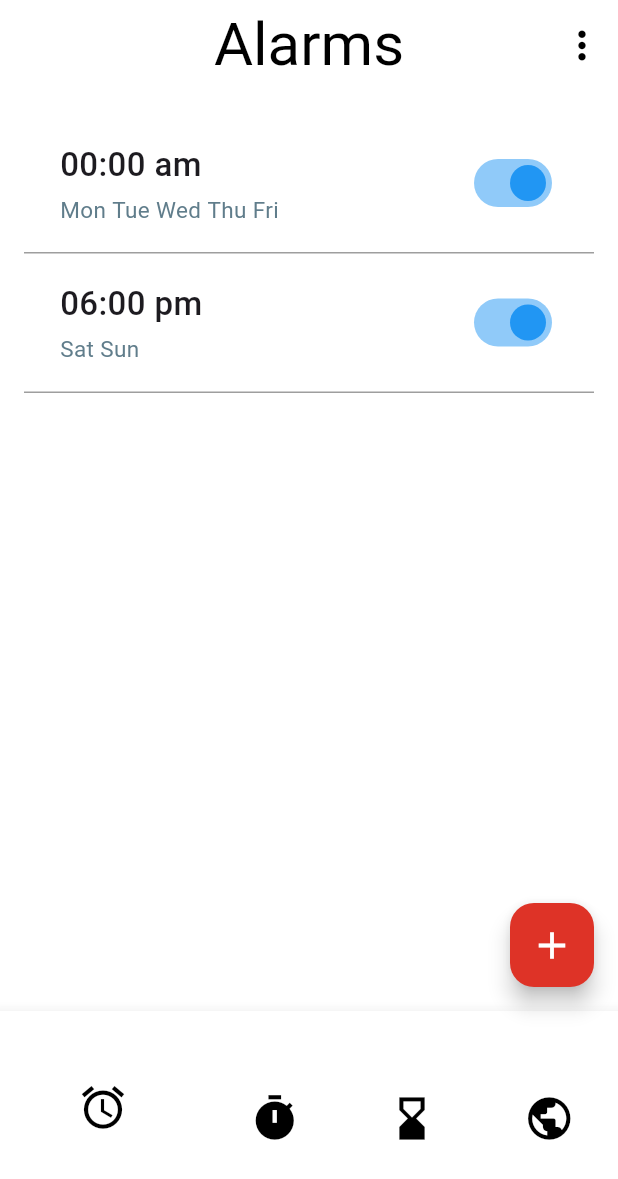
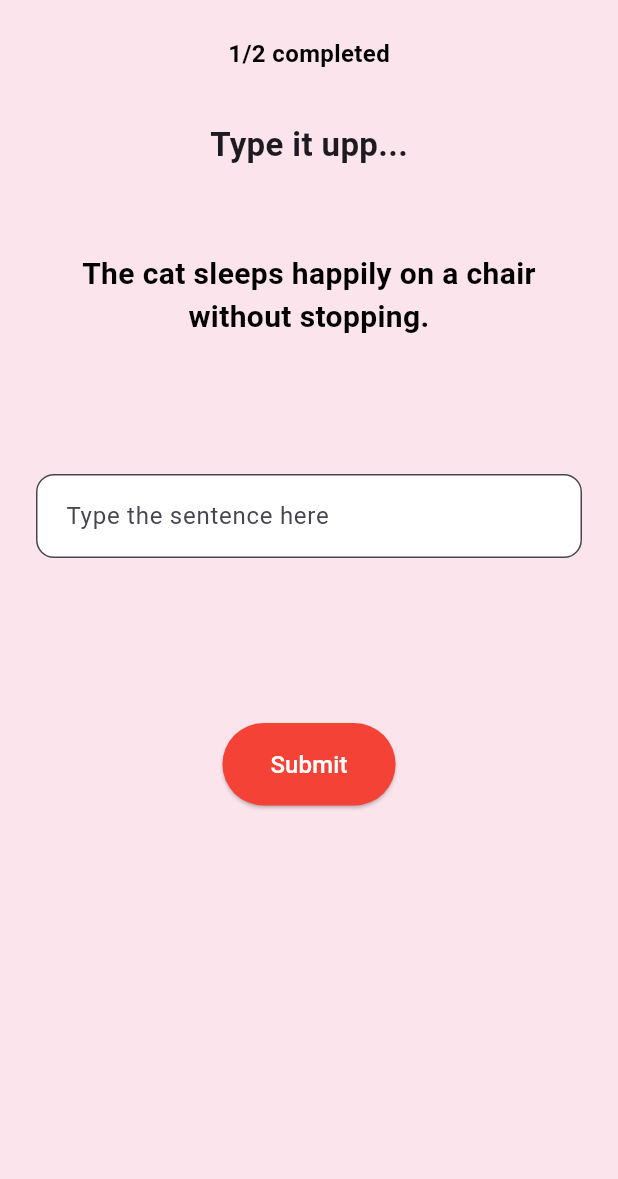
Before and after one commit to ArchitJain2702/Wake-Up, a Flutter app: the screen it shows after launch, on a phone screen of 412 x 824 dp. Shown: the top 1179 px of the screen. Run offline on Flutter 3.47's test engine with Material 3 defaults, Android fonts, the phone set to English and light mode, and no system bars; our stand-ins replace audioplayers, flutter_local_notifications, google_fonts, timezone; missing offline and left inert: alarm; Roboto replaces fonts that are missing (RobotoMono).

Commit message:
arranged the alarm setup and made 2 challenges

```diff
--- a/lib/main.dart
+++ b/lib/main.dart
@@ -1,7 +1,17 @@
 import 'package:flutter/material.dart';
+import 'package:flutter_local_notifications/flutter_local_notifications.dart';
 import 'package:wakeup/screens/alarm/alarmlistscreen.dart';
 import 'package:timezone/data/latest.dart' as tz;
 import 'package:alarm/alarm.dart';
+import 'package:wakeup/screens/alarm/editalar.dart';
+import 'package:wakeup/screens/alarm/setalarm.dart';
+import 'package:wakeup/screens/stopwatch/StopWatchScreen.dart';
+import 'package:wakeup/screens/tasks/maths.dart';
+import 'package:wakeup/screens/tasks/typing.dart';
+
+final FlutterLocalNotificationsPlugin flutterlocalnotificationplugin =
+    FlutterLocalNotificationsPlugin();
+final GlobalKey<NavigatorState> navigatorKey = GlobalKey<NavigatorState>();
 
 void main() async {
   tz.initializeTimeZones();
@@ -19,7 +29,55 @@ class ClockApp extends StatelessWidget {
     return MaterialApp(
       title: 'Clock App',
       debugShowCheckedModeBanner: false,
-      home: AlarmListScreen(),
+      navigatorKey: navigatorKey,
+      home: AlarmHomeWrapper(),
     );
   }
 }
+
+class AlarmHomeWrapper extends StatefulWidget {
+  @override
+  State<AlarmHomeWrapper> createState() => AlarmHomeWrapperState();
+}
+
+class AlarmHomeWrapperState extends State<AlarmHomeWrapper>
+    with WidgetsBindingObserver {
+  @override
+  void initState() {
+    super.initState();
+    WidgetsBinding.instance.addObserver(this); // Add observer
+    _checkForRingingAlarm(); // Don't use 'await' here, and don't make initState async
+  }
+
+  @override
+  void dispose() {
+    WidgetsBinding.instance.removeObserver(this); // Clean up
+    super.dispose();
+  }
+
+  @override
+  void didChangeAppLifecycleState(AppLifecycleState state) {
+    if (state == AppLifecycleState.resumed) {
+      _checkForRingingAlarm(); // When app resumes, check again
+    }
+  }
+
+  Future<void> _checkForRingingAlarm() async {
+    final ringing = await Alarm.isRinging();
+    if (ringing == true) {
+      WidgetsBinding.instance.addPostFrameCallback((_) {
+        Navigator.of(context).push(
+          MaterialPageRoute(
+            builder: (context) =>
+                SentenceTypingChallengeScreen(totalQuestions: 2),
+          ),
+        );
+      });
+    }
+  }
+
+  @override
+  Widget build(BuildContext context) {
+    return SentenceTypingChallengeScreen(totalQuestions: 2);
+  }
+}
--- a/lib/screens/alarm/setalarm.dart
+++ b/lib/screens/alarm/setalarm.dart
@@ -233,6 +233,7 @@ class SetAlarmState extends State<SetAlarm> {
                       days: selectedDays,
                       ampm: ampm,
                       isActive: true,
+                      challenges: true
                     ));
                     Navigator.pop(context); // You handle saving
                   }, // You handle saving
--- /dev/null
+++ b/lib/screens/tasks/typing.dart
@@ -0,0 +1,165 @@
+import 'dart:math';
+import 'package:alarm/alarm.dart';
+import 'package:flutter/material.dart';
+
+class SentenceTypingChallengeScreen extends StatefulWidget {
+  final int totalQuestions;
+
+  const SentenceTypingChallengeScreen({
+    super.key,
+    required this.totalQuestions,
+  });
+
+  @override
+  State<SentenceTypingChallengeScreen> createState() => _SentenceTypingChallengeScreenState();
+}
+
+class _SentenceTypingChallengeScreenState extends State<SentenceTypingChallengeScreen> {
+  final TextEditingController _sentenceController = TextEditingController();
+  late String targetSentence;
+  int currentQuestion = 1;
+
+  @override
+  void initState() {
+    super.initState();
+    targetSentence = generateRandomSentence();
+  }
+
+  @override
+  Widget build(BuildContext context) {
+    return Scaffold(
+      backgroundColor: Colors.pink.shade50,
+      body: SafeArea(
+        child: Padding(
+          padding: const EdgeInsets.symmetric(horizontal: 24.0, vertical: 16),
+          child: Column(
+            crossAxisAlignment: CrossAxisAlignment.start,
+            children: [
+              const SizedBox(height: 8),
+
+              // Progress text
+              Center(
+                child: Text(
+                  '$currentQuestion/${widget.totalQuestions} completed',
+                  style: const TextStyle(
+                    fontSize: 16,
+                    fontWeight: FontWeight.w600,
+                    color: Colors.black,
+                  ),
+                ),
+              ),
+
+              const SizedBox(height: 34),
+
+              // Title
+              const Center(
+                child: Text(
+                  "Type it upp...",
+                  style: TextStyle(fontSize: 22, fontWeight: FontWeight.bold),
+                ),
+              ),
+
+              const SizedBox(height: 16),
+
+              // Subtitle
+
+              const SizedBox(height: 40),
+
+              // Sentence to type
+              Center(
+                child: Text(
+                  targetSentence,
+                  textAlign: TextAlign.center,
+                  style: const TextStyle(
+                    fontSize: 20,
+                    fontWeight: FontWeight.w600,
+                    color: Colors.black,
+                  ),
+                ),
+              ),
+
+              const SizedBox(height: 90),
+
+              // Input field
+              TextField(
+                controller: _sentenceController,
+                minLines: 1,
+                maxLines: 5,
+                autocorrect: false,
+                textCapitalization: TextCapitalization.none,
+                decoration: InputDecoration(
+                  hintText: "Type the sentence here",
+                  filled: true,
+                  fillColor: Colors.white,
+                  contentPadding: const EdgeInsets.symmetric(horizontal: 16, vertical: 16),
+                  border: OutlineInputBorder(
+                    borderRadius: BorderRadius.circular(12),
+                    borderSide: const BorderSide(color: Colors.black12),
+                  ),
+                ),
+              ),
+
+              const SizedBox(height: 110),
+
+              // Submit button
+              Center(
+                child: ElevatedButton(
+                  style: ElevatedButton.styleFrom(
+                    backgroundColor: Colors.red,
+                    padding: const EdgeInsets.symmetric(horizontal: 32, vertical: 16),
+                    shape: RoundedRectangleBorder(
+                      borderRadius: BorderRadius.circular(30),
+                    ),
+                  ),
+                  onPressed: _handleSubmit,
+                  child: const Text(
+                    "Submit",
+                    style: TextStyle(fontSize: 16, color: Colors.white),
+                  ),
+                ),
+              ),
+            ],
+          ),
+        ),
+      ),
+    );
+  }
+
+  void _handleSubmit() {
+    if (_sentenceController.text.trim() == targetSentence.trim()) {
+      setState(() {
+        currentQuestion++;
+        if (currentQuestion <= widget.totalQuestions) {
+          targetSentence = generateRandomSentence();
+          _sentenceController.clear();
+        } else {
+          ScaffoldMessenger.of(context).showSnackBar(
+            const SnackBar(content: Text("Well done! Alarm dismissed.")),
+          );
+          Alarm.stopAll();
+          Navigator.pop(context);
+        }
+      });
+    } else {
+      ScaffoldMessenger.of(context).showSnackBar(
+        const SnackBar(content: Text("Incorrect. Please type exactly as shown.")),
+      );
+    }
+  }
+
+  String generateRandomSentence() {
+    final random = Random();
+
+    final subjects = ['The cat', 'A boy', 'My dog', 'An artist', 'The robot'];
+    final verbs = ['jumps', 'runs', 'sleeps', 'writes', 'eats'];
+    final adjectives = ['quickly', 'quietly', 'gracefully', 'happily', 'suddenly'];
+    final objects = ['on the bed', 'over the wall', 'in the room', 'under the tree', 'on a chair'];
+    final endings = ['every day.', 'without stopping.', 'before lunch.', 'in summer.', 'for fun.'];
+
+    return "${subjects[random.nextInt(subjects.length)]} "
+           "${verbs[random.nextInt(verbs.length)]} "
+           "${adjectives[random.nextInt(adjectives.length)]} "
+           "${objects[random.nextInt(objects.length)]} "
+           "${endings[random.nextInt(endings.length)]}";
+  }
+}
--- a/lib/setting/onemoretryonflutternotification.dart
+++ b/lib/setting/onemoretryonflutternotification.dart
@@ -2,42 +2,12 @@ import 'package:alarm/alarm.dart';
 import 'package:flutter/material.dart';
 import 'package:flutter/services.dart';
 import 'package:timezone/timezone.dart' as tz;
+
 final kolkata = tz.getLocation('Asia/Kolkata');
 
-
-final tz.TZDateTime nextseven = tz.TZDateTime.from(
-  DateTime.now().add(Duration(seconds: 3)),
-  kolkata
-);
-final specifieddate = tz.TZDateTime(
-  kolkata,      // or tz.getLocation('Asia/Kolkata') if needed
-  2025,          // year
-  7,             // month (July)
-  24,            // day
-  18,             // hour (1 AM)
-  48,            // minute
-);
-
-final alarmSettings = AlarmSettings(
-  id: 42,
-  dateTime: specifieddate,
-  assetAudioPath: 'assets/audio/alarm2.mp3',
-  loopAudio: true,
-  vibrate: true,
-
-  androidFullScreenIntent: true,
-  volumeSettings: VolumeSettings.fade(
-    volume: 0.8,
-    fadeDuration: Duration(seconds: 5),
-    volumeEnforced: true,
-  ),
-  notificationSettings: const NotificationSettings(
-    title: 'This is the title',
-    body: 'This is the body',
-    stopButton: 'Stop the alarm',
-    icon: 'notification_icon',
-    iconColor: Color(0xff862778),
-  ),
+final tz.TZDateTime nextfour = tz.TZDateTime.from(
+  DateTime.now().add(Duration(seconds: 8)),
+  kolkata,
 );
 AlarmSettings createAlarmSettings(DateTime dateTime, int id) {
   return AlarmSettings(
@@ -52,10 +22,9 @@ AlarmSettings createAlarmSettings(DateTime dateTime, int id) {
       fadeDuration: Duration(seconds: 5),
       volumeEnforced: true,
     ),
-    notificationSettings: const NotificationSettings(
+    notificationSettings: NotificationSettings(
       title: 'This is the title',
       body: 'This is the body',
-      stopButton: 'Stop the alarm',
       icon: 'notification_icon',
       iconColor: Color(0xff862778),
     ),
--- a/lib/setting/thinking.dart
+++ b/lib/setting/thinking.dart
@@ -8,7 +8,14 @@ void getUpcomingAlarms(int hour, int minute, List<int> weekdays) async {
 
   for (int i = 0; i <= 7; i++) {
     final day = now.add(Duration(days: i));
-    final alarmTime = tz.TZDateTime( tz.local,day.year, day.month, day.day, hour, minute);
+    final alarmTime = tz.TZDateTime(
+      tz.local,
+      day.year,
+      day.month,
+      day.day,
+      hour,
+      minute,
+    );
 
     // Check if this day matches selected weekdays
     if (weekdays.contains(alarmTime.weekday)) {
@@ -19,19 +26,18 @@ void getUpcomingAlarms(int hour, int minute, List<int> weekdays) async {
     }
   }
   for (int i = 0; i < alarms.length; i++) {
-  final temp = tz.TZDateTime(
-  kolkata,      // or tz.getLocation('Asia/Kolkata') if needed
-  alarms[i].year,          // year
-  alarms[i].month,             // month (July)
-  alarms[i].day,            // day
-  alarms[i].hour,             // hour (1 AM)
-  alarms[i].minute,            // minute
-);
+    final temp = tz.TZDateTime(
+      kolkata, // or tz.getLocation('Asia/Kolkata') if needed
+      alarms[i].year, // year
+      alarms[i].month, // month (July)
+      alarms[i].day, // day
+      alarms[i].hour, // hour (1 AM)
+      alarms[i].minute, // minute
+    );
 
-    await Alarm.set(alarmSettings: createAlarmSettings(temp, i+410));
-      print("Device now: ${DateTime.now()}");
-     print("Alarm scheduled for: ${alarms[i]}");
-     print( "my last fucking try: ${temp}");
+    await Alarm.set(alarmSettings: createAlarmSettings(temp, i + 410));
+    print("Device now: ${DateTime.now()}");
+    print("my last fucking try: ${temp}");
   }
 }
 
@@ -54,6 +60,7 @@ List<int> convertWeekdayStringsToInts(List<String> days) {
     return dayMap[lower]!;
   }).toList();
 }
+
 int convertTo24Hour(int hour, String ampm) {
   if (hour < 1 || hour > 12) {
     throw ArgumentError("Hour must be between 1 and 12");
```
Also changed, not shown: lib/model/alarm.dart (+12 -0 lines), lib/screens/alarm/alarmlistscreen.dart (+19 -14 lines), lib/screens/alarm/editalar.dart (+39 -6 lines), lib/screens/tasks/maths.dart (added, +151 -0 lines), lib/widgets/challengeslist.dart (added, +49 -0 lines), lib/widgets/discriptionofchallenge.dart (added, +87 -0 lines), lib/widgets/header.dart (+6 -1 lines), lib/widgets/mathchallenge.dart (added, +16 -0 lines).
